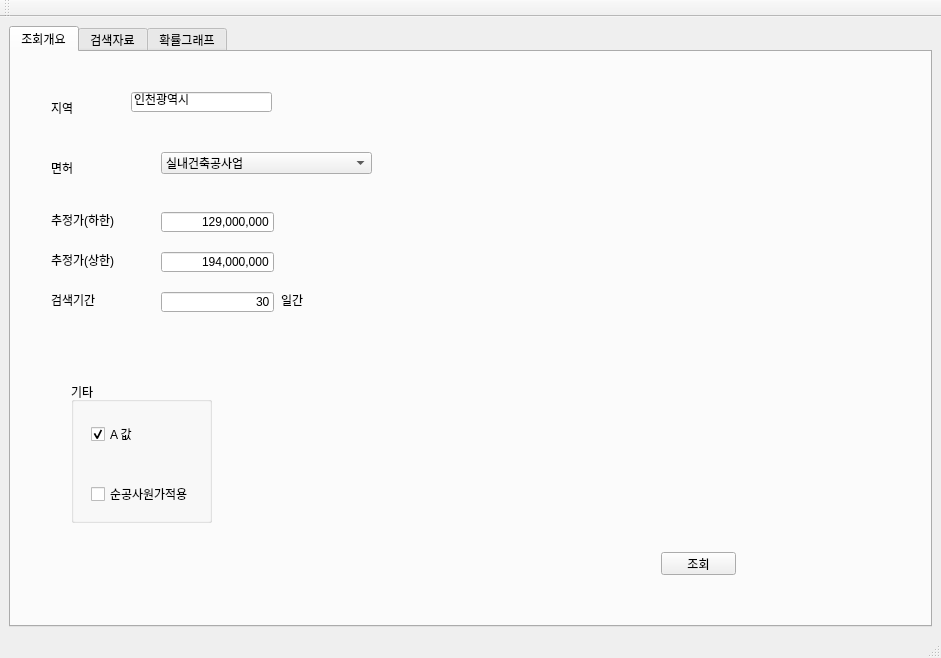
67semo/gongbid, file gui/ui/main_form.ui: the form before one commit.
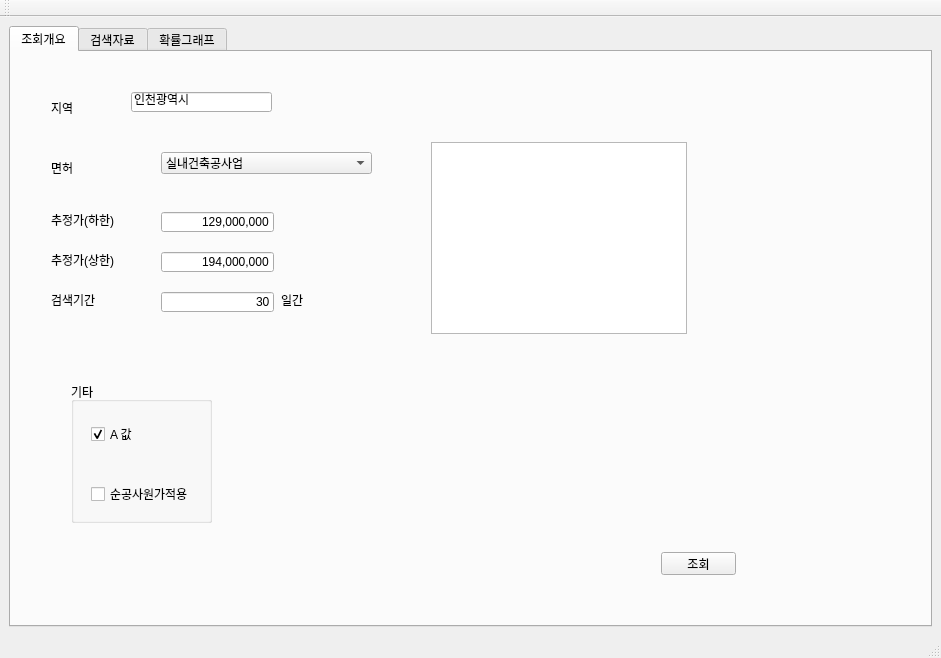
The form after the commit.

The edit to the form file:
```diff
--- a/gui/ui/main_form.ui
+++ b/gui/ui/main_form.ui
@@ -284,6 +284,16 @@
          </property>
         </widget>
        </widget>
+       <widget class="QListWidget" name="licen_lst">
+        <property name="geometry">
+         <rect>
+          <x>420</x>
+          <y>90</y>
+          <width>256</width>
+          <height>192</height>
+         </rect>
+        </property>
+       </widget>
       </widget>
       <widget class="QWidget" name="tab_2">
        <attribute name="title">
```
Left out of the diff: 6 changed lines with no effect on the pictures.
